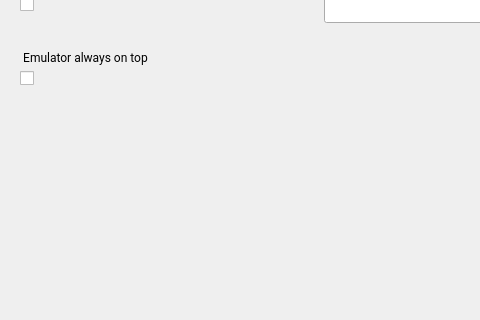
First picture: the form in android/skin/qt/extended-pages/settings-page.ui, repository aosp-mirror/platform_external_qemu, before the edit; both pictures show x 0 to 480 and y 120 to 440 of the 622 by 580 pixel window.
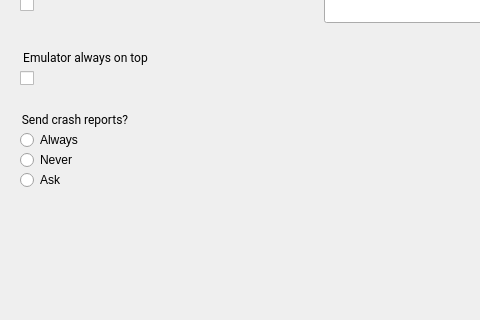
Second picture: the form after the edit. Icons and pictures are not drawn.

Commit message:
Save user crashreport prefs; detect exit crashes
1. Explicitly distinguish crashes on exit from other crashes
2. Bother the user less, using a checkbox (auto checked)
for sending further reports (or not!) automatically.
3. Allow the user to change the preference in the settings page

RELEASE NOTE: Added an option to remember user preference for
sending crash reports.

What changed in the file:
```diff
--- a/android/skin/qt/extended-pages/settings-page.ui
+++ b/android/skin/qt/extended-pages/settings-page.ui
@@ -13,6 +13,78 @@
   <property name="windowTitle">
    <string>Form</string>
   </property>
+  <widget class="QGroupBox" name="set_crashReprotPrefTitle">
+   <property name="geometry">
+    <rect>
+     <x>20</x>
+     <y>230</y>
+     <width>211</width>
+     <height>101</height>
+    </rect>
+   </property>
+   <property name="font">
+    <font>
+     <family>Roboto</family>
+    </font>
+   </property>
+   <property name="styleSheet">
+    <string notr="true">border: 0px;</string>
+   </property>
+   <property name="title">
+    <string>Send crash reports?</string>
+   </property>
+   <property name="ColorGroup" stdset="0">
+    <string>Title</string>
+   </property>
+   <widget class="QRadioButton" name="set_crashReportPrefAsk">
+    <property name="geometry">
+     <rect>
+      <x>0</x>
+      <y>60</y>
+      <width>102</width>
+      <height>20</height>
+     </rect>
+    </property>
+    <property name="text">
+     <string>Ask</string>
+    </property>
+   <property name="checked">
+    <bool>false</bool>
+   </property>
+   </widget>
+   <widget class="QRadioButton" name="set_crashReportPrefAlways">
+    <property name="geometry">
+     <rect>
+      <x>0</x>
+      <y>20</y>
+      <width>102</width>
+      <height>20</height>
+     </rect>
+    </property>
+    <property name="text">
+     <string>Always</string>
+    </property>
+   <property name="checked">
+    <bool>false</bool>
+   </property>
+   </widget>
+   <widget class="QRadioButton" name="set_crashReportPrefNever">
+    <property name="geometry">
+     <rect>
+      <x>0</x>
+      <y>40</y>
+      <width>102</width>
+      <height>20</height>
+     </rect>
+    </property>
+    <property name="text">
+     <string>Never</string>
+    </property>
+   <property name="checked">
+    <bool>false</bool>
+   </property>
+   </widget>
+  </widget>
   <widget class="QCheckBox" name="set_onTop">
    <property name="geometry">
     <rect>
```
The commit also changes 13 other files.
